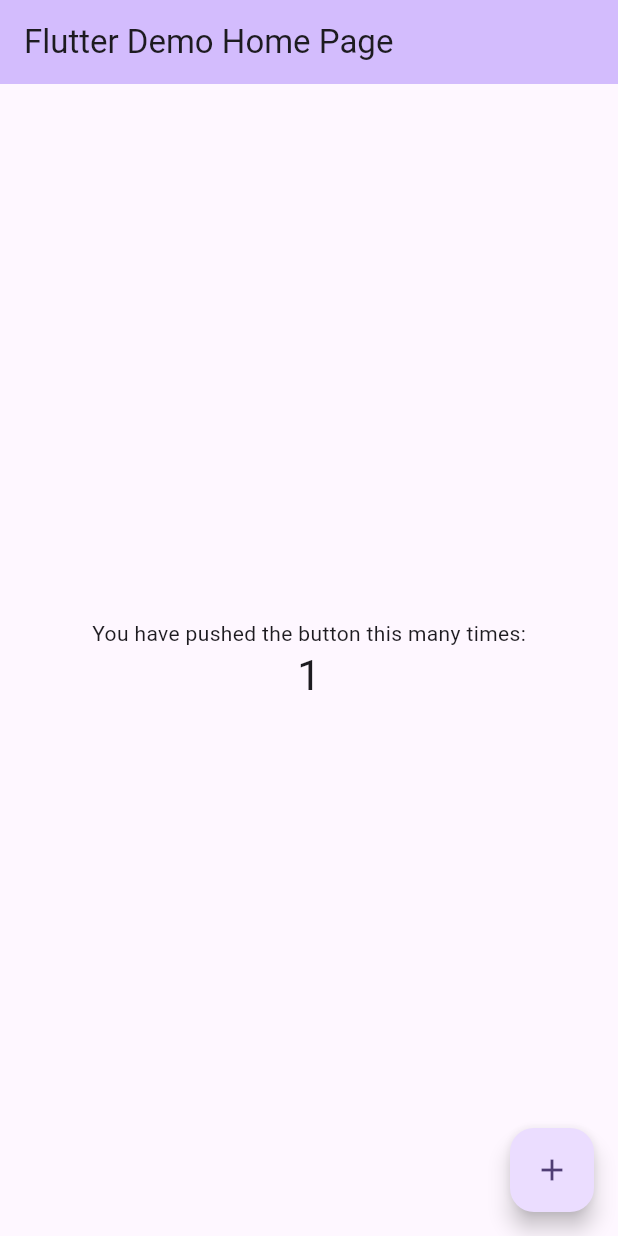
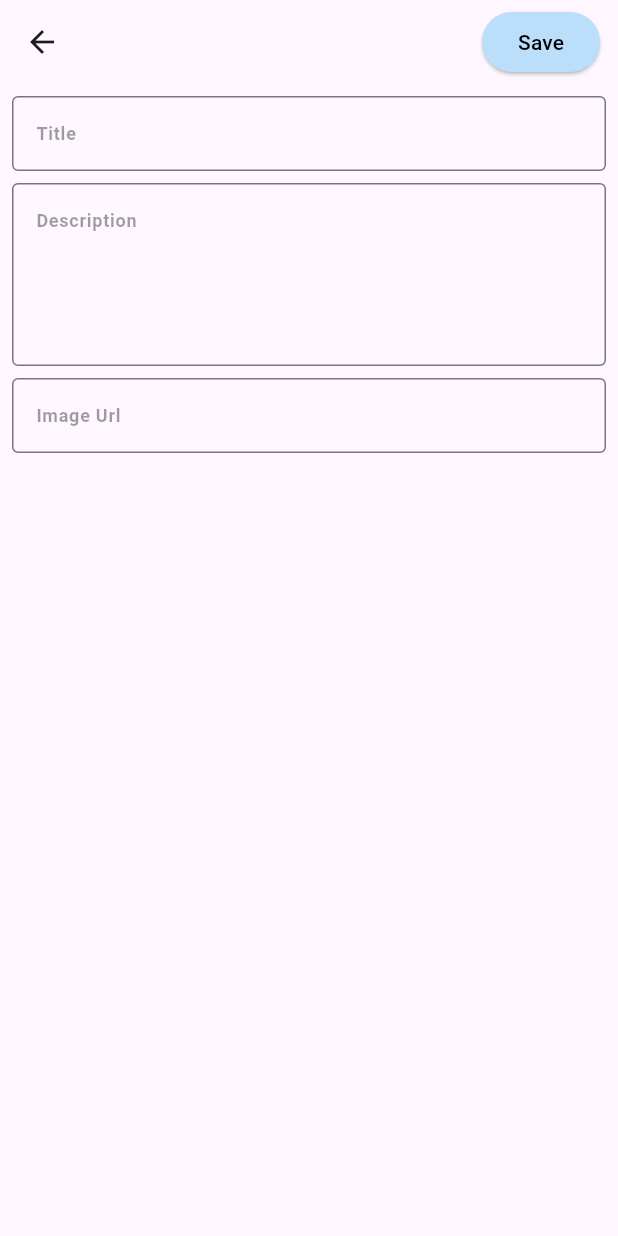
Before and after one commit to mvinorian/ets-ppb, a Flutter app: the screen it shows after launch, after a tap on the "add" icon, on a phone screen of 412 x 824 dp. Run offline on Flutter 3.47's test engine with Material 3 defaults, Android fonts, the phone set to English and light mode, and no system bars; our stand-ins replace sqflite; accounts and stored records are empty.

Commit message:
feat: add crud movies

```diff
--- /dev/null
+++ b/lib/db/movie_db.dart
@@ -0,0 +1,95 @@
+import 'package:ets/model/movie.dart';
+import 'package:path/path.dart';
+import 'package:sqflite/sqflite.dart';
+
+class MovieDB {
+  static const _dbName = 'movie.db';
+
+  static const moviesTable = 'movies';
+
+  MovieDB._internal();
+  static final MovieDB instance = MovieDB._internal();
+
+  static Database? _database;
+  Future<Database> get database async {
+    if (_database != null) return _database!;
+
+    _database = await _initDatabase();
+    return _database!;
+  }
+
+  Future<Database> _initDatabase() async {
+    final path = join(await getDatabasesPath(), _dbName);
+    return await openDatabase(path, version: 1, onCreate: _dbCreate);
+  }
+
+  Future _dbCreate(Database db, int version) async {
+    const typeID = 'INTEGER PRIMARY KEY AUTOINCREMENT';
+    const typeText = 'TEXT NOT NULL';
+
+    await db.execute('''
+CREATE TABLE $moviesTable (
+  ${MovieField.id} $typeID,
+  ${MovieField.title} $typeText,
+  ${MovieField.description} $typeText,
+  ${MovieField.createdAt} $typeText,
+  ${MovieField.imageUrl} $typeText
+)''');
+  }
+
+  Future<Movie> create(Movie movie) async {
+    final db = await instance.database;
+    final id = await db.insert(moviesTable, movie.toJson());
+    return movie.copy(id: id);
+  }
+
+  Future<Movie> getById(int id) async {
+    final db = await instance.database;
+    final result = await db.query(
+      moviesTable,
+      columns: MovieField.values,
+      where: '${MovieField.id} = ?',
+      whereArgs: [id],
+    );
+
+    if (result.isNotEmpty) {
+      return Movie.fromJson(result.first);
+    } else {
+      throw Exception('ID $id not found');
+    }
+  }
+
+  Future<List<Movie>> getAll() async {
+    final db = await instance.database;
+    final result = await db.query(
+      moviesTable,
+      orderBy: '${MovieField.createdAt} DESC',
+    );
+
+    return result.map((json) => Movie.fromJson(json)).toList();
+  }
+
+  Future update(Movie movie) async {
+    final db = await instance.database;
+    await db.update(
+      moviesTable,
+      movie.toJson(),
+      where: '${MovieField.id} = ?',
+      whereArgs: [movie.id],
+    );
+  }
+
+  Future delete(int id) async {
+    final db = await instance.database;
+    await db.delete(
+      moviesTable,
+      where: '${MovieField.id} = ?',
+      whereArgs: [id],
+    );
+  }
+
+  Future close() async {
+    final db = await instance.database;
+    db.close();
+  }
+}
--- a/lib/main.dart
+++ b/lib/main.dart
@@ -1,3 +1,4 @@
+import 'package:ets/page/movies_page.dart';
 import 'package:flutter/material.dart';
 
 void main() {
@@ -7,119 +8,12 @@ void main() {
 class MyApp extends StatelessWidget {
   const MyApp({super.key});
 
-  // This widget is the root of your application.
   @override
   Widget build(BuildContext context) {
-    return MaterialApp(
-      title: 'Flutter Demo',
-      theme: ThemeData(
-        // This is the theme of your application.
-        //
-        // TRY THIS: Try running your application with "flutter run". You'll see
-        // the application has a purple toolbar. Then, without quitting the app,
-        // try changing the seedColor in the colorScheme below to Colors.green
-        // and then invoke "hot reload" (save your changes or press the "hot
-        // reload" button in a Flutter-supported IDE, or press "r" if you used
-        // the command line to start the app).
-        //
-        // Notice that the counter didn't reset back to zero; the application
-        // state is not lost during the reload. To reset the state, use hot
-        // restart instead.
-        //
-        // This works for code too, not just values: Most code changes can be
-        // tested with just a hot reload.
-        colorScheme: ColorScheme.fromSeed(seedColor: Colors.deepPurple),
-        useMaterial3: true,
-      ),
-      home: const MyHomePage(title: 'Flutter Demo Home Page'),
+    return const MaterialApp(
+      title: 'Movies',
+      debugShowCheckedModeBanner: false,
+      home: MoviesPage(),
     );
   }
 }
-
-class MyHomePage extends StatefulWidget {
-  const MyHomePage({super.key, required this.title});
-
-  // This widget is the home page of your application. It is stateful, meaning
-  // that it has a State object (defined below) that contains fields that affect
-  // how it looks.
-
-  // This class is the configuration for the state. It holds the values (in this
-  // case the title) provided by the parent (in this case the App widget) and
-  // used by the build method of the State. Fields in a Widget subclass are
-  // always marked "final".
-
-  final String title;
-
-  @override
-  State<MyHomePage> createState() => _MyHomePageState();
-}
-
-class _MyHomePageState extends State<MyHomePage> {
-  int _counter = 0;
-
-  void _incrementCounter() {
-    setState(() {
-      // This call to setState tells the Flutter framework that something has
-      // changed in this State, which causes it to rerun the build method below
-      // so that the display can reflect the updated values. If we changed
-      // _counter without calling setState(), then the build method would not be
-      // called again, and so nothing would appear to happen.
-      _counter++;
-    });
-  }
-
-  @override
-  Widget build(BuildContext context) {
-    // This method is rerun every time setState is called, for instance as done
-    // by the _incrementCounter method above.
-    //
-    // The Flutter framework has been optimized to make rerunning build methods
-    // fast, so that you can just rebuild anything that needs updating rather
-    // than having to individually change instances of widgets.
-    return Scaffold(
-      appBar: AppBar(
-        // TRY THIS: Try changing the color here to a specific color (to
-        // Colors.amber, perhaps?) and trigger a hot reload to see the AppBar
-        // change color while the other colors stay the same.
-        backgroundColor: Theme.of(context).colorScheme.inversePrimary,
-        // Here we take the value from the MyHomePage object that was created by
-        // the App.build method, and use it to set our appbar title.
-        title: Text(widget.title),
-      ),
-      body: Center(
-        // Center is a layout widget. It takes a single child and positions it
-        // in the middle of the parent.
-        child: Column(
-          // Column is also a layout widget. It takes a list of children and
-          // arranges them vertically. By default, it sizes itself to fit its
-          // children horizontally, and tries to be as tall as its parent.
-          //
-          // Column has various properties to control how it sizes itself and
-          // how it positions its children. Here we use mainAxisAlignment to
-          // center the children vertically; the main axis here is the vertical
-          // axis because Columns are vertical (the cross axis would be
-          // horizontal).
-          //
-          // TRY THIS: Invoke "debug painting" (choose the "Toggle Debug Paint"
-          // action in the IDE, or press "p" in the console), to see the
-          // wireframe for each widget.
-          mainAxisAlignment: MainAxisAlignment.center,
-          children: <Widget>[
-            const Text(
-              'You have pushed the button this many times:',
-            ),
-            Text(
-              '$_counter',
-              style: Theme.of(context).textTheme.headlineMedium,
-            ),
-          ],
-        ),
-      ),
-      floatingActionButton: FloatingActionButton(
-        onPressed: _incrementCounter,
-        tooltip: 'Increment',
-        child: const Icon(Icons.add),
-      ), // This trailing comma makes auto-formatting nicer for build methods.
-    );
-  }
-}
--- /dev/null
+++ b/lib/model/movie.dart
@@ -0,0 +1,85 @@
+class MovieField {
+  static const id = 'id';
+  static const title = 'title';
+  static const description = 'description';
+  static const createdAt = 'created_at';
+  static const imageUrl = 'image_url';
+  static const values = [id, title, description, createdAt, imageUrl];
+  static final mock = [
+    Movie(
+      id: 1,
+      title: 'The Lion King',
+      description: 'This is lion king',
+      createdAt: DateTime(2021, 10, 10),
+      imageUrl:
+          'https://m.media-amazon.com/images/M/MV5BMjIwMjE1Nzc4NV5BMl5BanBnXkFtZTgwNDg4OTA1NzM@._V1_SX300.jpg',
+    ),
+    Movie(
+      id: 2,
+      title: 'Mowgli: Legend of the Jungle',
+      description: 'This is Mowgli: Legend of the Jungle',
+      createdAt: DateTime(2018, 12, 12),
+      imageUrl:
+          'https://m.media-amazon.com/images/M/MV5BMjMzODc2NzU5MV5BMl5BanBnXkFtZTgwNTMwMTE3NjM@._V1_SX300.jpg',
+    ),
+    Movie(
+      id: 3,
+      title: 'Doctor Strange',
+      description: 'This is Doctor Strange',
+      createdAt: DateTime(2020, 8, 8),
+      imageUrl:
+          'https://m.media-amazon.com/images/M/MV5BNjgwNzAzNjk1Nl5BMl5BanBnXkFtZTgwMzQ2NjI1OTE@._V1_SX300.jpg',
+    ),
+  ];
+}
+
+class Movie {
+  final int? id;
+  final String title;
+  final String description;
+  final DateTime createdAt;
+  final String imageUrl;
+
+  Movie({
+    this.id,
+    required this.title,
+    required this.description,
+    required this.createdAt,
+    required this.imageUrl,
+  });
+
+  Movie.fromJson(Map<String, dynamic> json)
+      : this(
+          id: json[MovieField.id],
+          title: json[MovieField.title],
+          description: json[MovieField.description],
+          createdAt: DateTime.parse(json[MovieField.createdAt]),
+          imageUrl: json[MovieField.imageUrl],
+        );
+
+  Map<String, Object?> toJson() {
+    return {
+      MovieField.id: id,
+      MovieField.title: title,
+      MovieField.description: description,
+      MovieField.createdAt: createdAt.toIso8601String(),
+      MovieField.imageUrl: imageUrl,
+    };
+  }
+
+  Movie copy({
+    int? id,
+    String? title,
+    String? description,
+    DateTime? createdAt,
+    String? imageUrl,
+  }) {
+    return Movie(
+      id: id ?? this.id,
+      title: title ?? this.title,
+      description: description ?? this.description,
+      createdAt: createdAt ?? this.createdAt,
+      imageUrl: imageUrl ?? this.imageUrl,
+    );
+  }
+}
--- /dev/null
+++ b/lib/page/movie_form_page.dart
@@ -0,0 +1,101 @@
+import 'package:ets/db/movie_db.dart';
+import 'package:ets/model/movie.dart';
+import 'package:ets/widget/movie_form.dart';
+import 'package:flutter/material.dart';
+
+class MovieFormPage extends StatefulWidget {
+  final Movie? movie;
+  const MovieFormPage({super.key, this.movie});
+
+  @override
+  State<MovieFormPage> createState() => _MovieFormPageState();
+}
+
+class _MovieFormPageState extends State<MovieFormPage> {
+  final _formKey = GlobalKey<FormState>();
+  late String title;
+  late String description;
+  late String imageUrl;
+
+  @override
+  void initState() {
+    super.initState();
+
+    title = widget.movie?.title ?? '';
+    description = widget.movie?.description ?? '';
+    imageUrl = widget.movie?.imageUrl ?? '';
+  }
+
+  @override
+  Widget build(BuildContext context) {
+    return Scaffold(
+      appBar: AppBar(
+        actions: [buildButton()],
+      ),
+      body: Form(
+        key: _formKey,
+        child: MovieForm(
+          title: title,
+          description: description,
+          imageUrl: imageUrl,
+          onChangedTitle: (title) => setState(() => this.title = title),
+          onChangedDescription: (description) =>
+              setState(() => this.description = description),
+          onChangedImageUrl: (imageUrl) =>
+              setState(() => this.imageUrl = imageUrl),
+        ),
+      ),
+    );
+  }
+
+  Widget buildButton() {
+    return Padding(
+      padding: const EdgeInsets.symmetric(horizontal: 12, vertical: 8),
+      child: ElevatedButton(
+        onPressed: handleSave,
+        style: ElevatedButton.styleFrom(
+            backgroundColor: Colors.blue.shade100,
+            foregroundColor: Colors.black),
+        child: const Text('Save'),
+      ),
+    );
+  }
+
+  void handleSave() async {
+    final isValid = _formKey.currentState?.validate() ?? false;
+
+    if (isValid) {
+      final isUpdating = widget.movie != null;
+
+      if (isUpdating) {
+        updateMovie();
+      } else {
+        createMovie();
+      }
+
+      if (!mounted) return;
+      Navigator.of(context).pop();
+    }
+  }
+
+  Future createMovie() async {
+    final movie = Movie(
+      title: title,
+      description: description,
+      imageUrl: imageUrl,
+      createdAt: DateTime.now(),
+    );
+
+    await MovieDB.instance.create(movie);
+  }
+
+  Future updateMovie() async {
+    final movie = widget.movie!.copy(
+      title: title,
+      description: description,
+      imageUrl: imageUrl,
+    );
+
+    await MovieDB.instance.update(movie);
+  }
+}
--- /dev/null
+++ b/lib/page/movies_page.dart
@@ -0,0 +1,81 @@
+import 'package:ets/db/movie_db.dart';
+import 'package:ets/model/movie.dart';
+import 'package:ets/page/movie_detail_page.dart';
+import 'package:ets/page/movie_form_page.dart';
+import 'package:ets/widget/movie_card.dart';
+import 'package:flutter/material.dart';
+
+class MoviesPage extends StatefulWidget {
+  const MoviesPage({super.key});
+
+  @override
+  State<MoviesPage> createState() => _MoviesPageState();
+}
+
+class _MoviesPageState extends State<MoviesPage> {
+  late List<Movie> movies;
+  bool isLoading = false;
+
+  @override
+  void initState() {
+    super.initState();
+
+    refreshMovies();
+  }
+
+  @override
+  void dispose() {
+    MovieDB.instance.close();
+    super.dispose();
+  }
+
+  Future refreshMovies() async {
+    setState(() => isLoading = true);
+
+    movies = await MovieDB.instance.getAll();
+
+    setState(() => isLoading = false);
+  }
+
+  @override
+  Widget build(BuildContext context) {
+    return Scaffold(
+      appBar: AppBar(title: const Text('Movies')),
+      body: Center(
+        child: isLoading
+            ? const CircularProgressIndicator()
+            : movies.isEmpty
+                ? const Text('No Movies')
+                : buildMovies(),
+      ),
+      floatingActionButton: FloatingActionButton(
+        backgroundColor: Colors.blue.shade100,
+        child: const Icon(Icons.add),
+        onPressed: () async {
+          await Navigator.of(context).push(
+            MaterialPageRoute(builder: (context) => const MovieFormPage()),
+          );
+
+          refreshMovies();
+        },
+      ),
+    );
+  }
+
+  Widget buildMovies() {
+    return ListView(
+      padding: const EdgeInsets.all(8),
+      children: movies
+          .map((movie) => GestureDetector(
+              onTap: () async {
+                await Navigator.of(context).push(MaterialPageRoute(
+                  builder: (context) => MovieDetailPage(id: movie.id!),
+                ));
+
+                refreshMovies();
+              },
+              child: MovieCard(movie)))
+          .toList(),
+    );
+  }
+}
--- /dev/null
+++ b/lib/widget/movie_card.dart
@@ -0,0 +1,24 @@
+import 'package:ets/model/movie.dart';
+import 'package:flutter/material.dart';
+
+class MovieCard extends StatelessWidget {
+  final Movie movie;
+
+  const MovieCard(this.movie, {super.key});
+
+  @override
+  Widget build(BuildContext context) {
+    return Card(
+      child: Padding(
+        padding: const EdgeInsets.all(4),
+        child: Column(
+          children: <Widget>[
+            Image.network(movie.imageUrl),
+            Text(movie.title),
+            Text(movie.description),
+          ],
+        ),
+      ),
+    );
+  }
+}
--- /dev/null
+++ b/lib/widget/movie_form.dart
@@ -0,0 +1,102 @@
+import 'package:flutter/material.dart';
+
+class MovieForm extends StatelessWidget {
+  final String? title;
+  final String? description;
+  final String? imageUrl;
+  final ValueChanged<String> onChangedTitle;
+  final ValueChanged<String> onChangedDescription;
+  final ValueChanged<String> onChangedImageUrl;
+
+  const MovieForm({
+    super.key,
+    this.title = '',
+    this.description = '',
+    this.imageUrl = '',
+    required this.onChangedTitle,
+    required this.onChangedDescription,
+    required this.onChangedImageUrl,
+  });
+
+  @override
+  Widget build(BuildContext context) {
+    return SingleChildScrollView(
+      child: Padding(
+        padding: const EdgeInsets.all(8),
+        child: Column(
+          mainAxisSize: MainAxisSize.min,
+          children: [
+            buildTitle(),
+            const SizedBox(height: 8),
+            buildDescription(),
+            const SizedBox(height: 8),
+            buildImageUrl(),
+            const SizedBox(height: 16),
+          ],
+        ),
+      ),
+    );
+  }
+
+  Widget buildTitle() {
+    return TextFormField(
+      maxLines: 1,
+      initialValue: '',
+      style: const TextStyle(
+        color: Colors.black,
+        fontWeight: FontWeight.bold,
+        fontSize: 12,
+      ),
+      decoration: const InputDecoration(
+        border: OutlineInputBorder(),
+        hintText: 'Title',
+        hintStyle: TextStyle(color: Colors.black38),
+      ),
+      validator: (value) =>
+          value != null && value.isEmpty ? 'The title cannot be empty' : null,
+      onChanged: onChangedTitle,
+    );
+  }
+
+  Widget buildDescription() {
+    return TextFormField(
+      maxLines: 5,
+      initialValue: '',
+      style: const TextStyle(
+        color: Colors.black,
+        fontWeight: FontWeight.bold,
+        fontSize: 12,
+      ),
+      decoration: const InputDecoration(
+        border: OutlineInputBorder(),
+        hintText: 'Description',
+        hintStyle: TextStyle(color: Colors.black38),
+      ),
+      validator: (value) => value != null && value.isEmpty
+          ? 'The description cannot be empty'
+          : null,
+      onChanged: onChangedDescription,
+    );
+  }
+
+  Widget buildImageUrl() {
+    return TextFormField(
+      maxLines: 1,
+      initialValue: '',
+      style: const TextStyle(
+        color: Colors.black,
+        fontWeight: FontWeight.bold,
+        fontSize: 12,
+      ),
+      decoration: const InputDecoration(
+        border: OutlineInputBorder(),
+        hintText: 'Image Url',
+        hintStyle: TextStyle(color: Colors.black38),
+      ),
+      validator: (value) => value != null && value.isEmpty
+          ? 'The image url cannot be empty'
+          : null,
+      onChanged: onChangedImageUrl,
+    );
+  }
+}
```
Also changed, not shown: lib/page/movie_detail_page.dart (added, +97 -0 lines), pubspec.yaml (+10 -4 lines), pubspec.lock.
